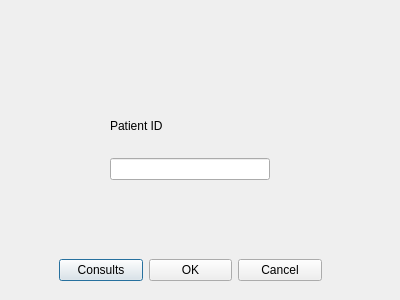
Above: searchpatient.ui from oracle-ryuu/SimpleSerums_radical_redo before the change. Below: the same form after it.
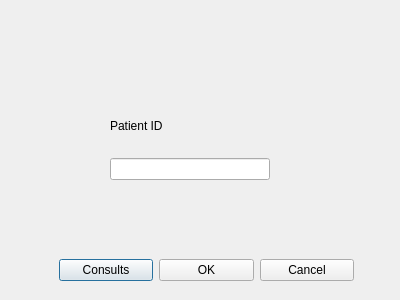
That is the form after the change. Icons and pictures are not drawn.

What changed in the file:
```diff
--- a/searchpatient.ui
+++ b/searchpatient.ui
@@ -13,12 +13,15 @@
   <property name="windowTitle">
    <string>Dialog</string>
   </property>
+  <property name="styleSheet">
+   <string notr="true">background-image: url(:/red/build-SimpleSerum-Desktop_Qt_5_8_0_MSVC2015_64bit-Debug/BG6.png);</string>
+  </property>
   <widget class="QWidget" name="horizontalLayoutWidget">
    <property name="geometry">
     <rect>
      <x>59</x>
      <y>230</y>
-     <width>263</width>
+     <width>295</width>
      <height>80</height>
     </rect>
    </property>
```
